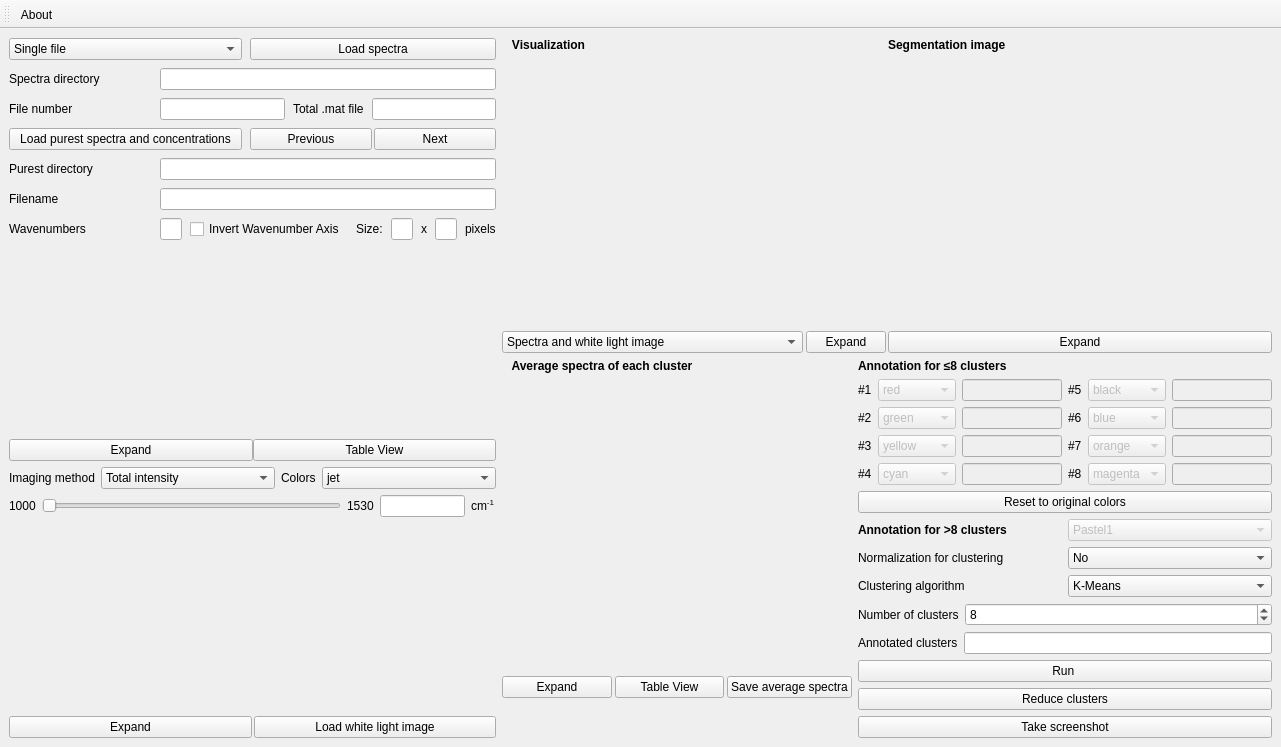
Before: the Qt Designer form octavvs/mcr/clustering_ui.ui in ctroein/octavvs, drawn with Qt 5.
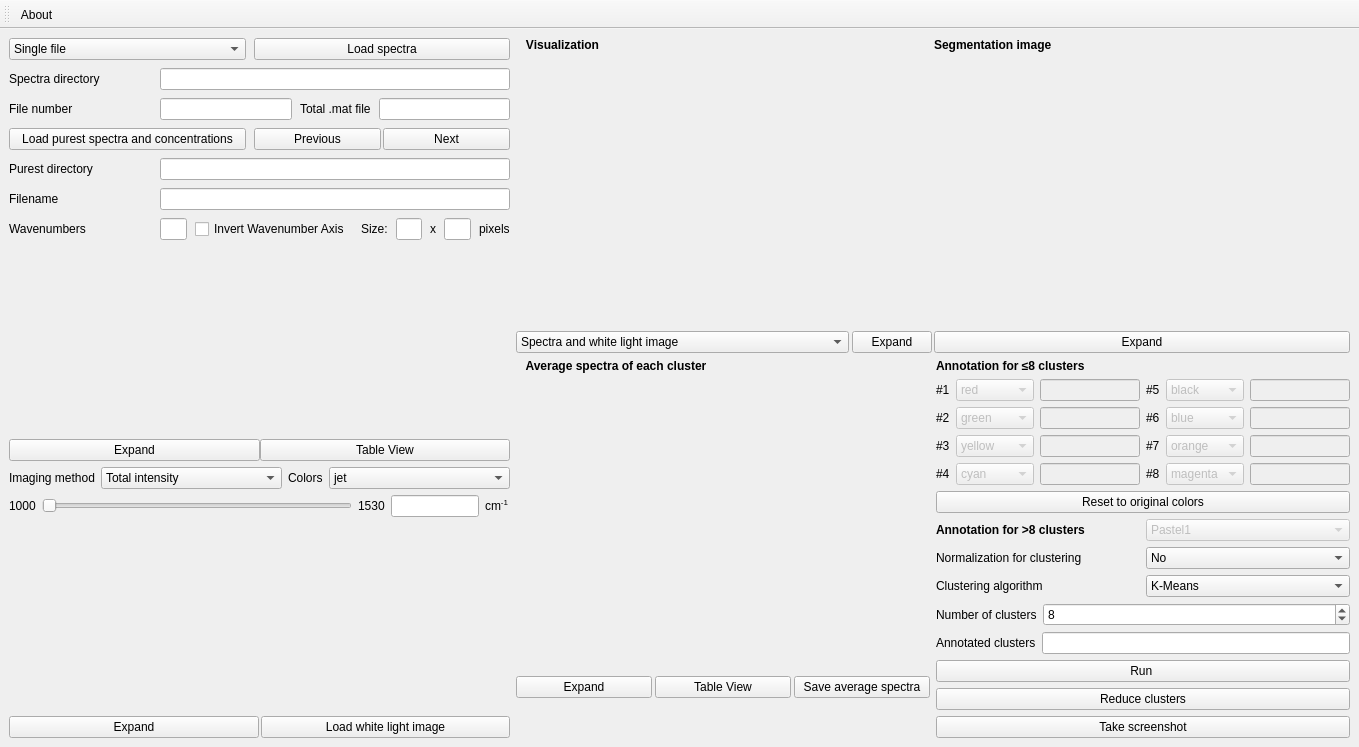
After: the same form once the commit is applied. Icons and pictures are not drawn. Custom widgets are drawn as their Qt base class.

What changed in the file:
```diff
--- a/octavvs/mcr/clustering_ui.ui
+++ b/octavvs/mcr/clustering_ui.ui
@@ -6,7 +6,7 @@
    <rect>
     <x>0</x>
     <y>0</y>
-    <width>1281</width>
+    <width>1359</width>
     <height>747</height>
    </rect>
   </property>
```
Left out of the diff: 6 changed lines with no effect on the pictures.
